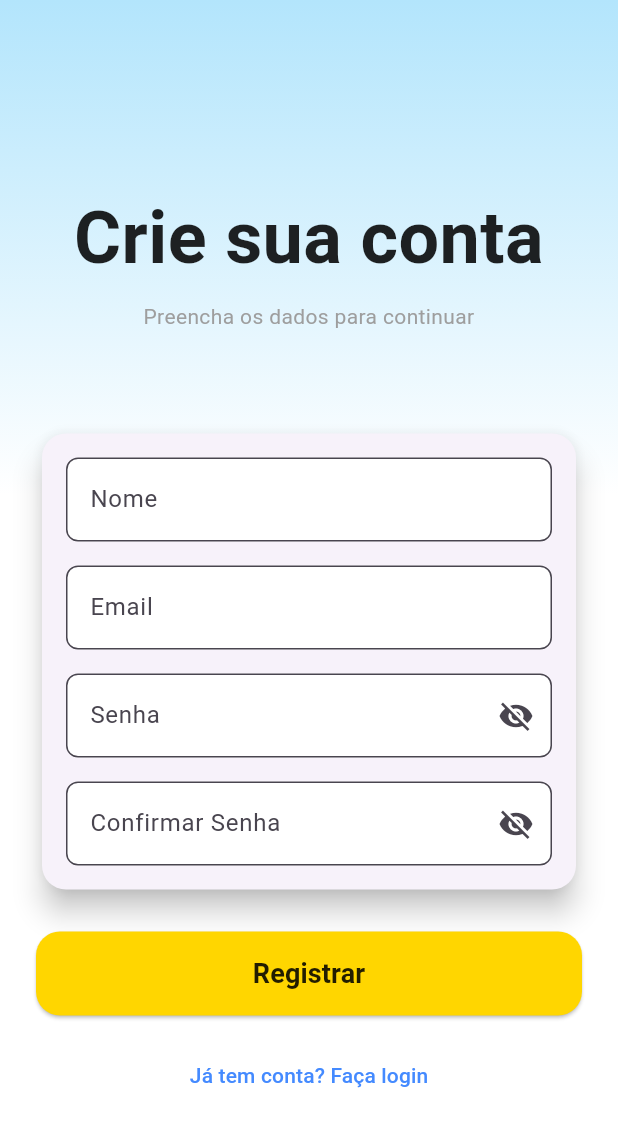
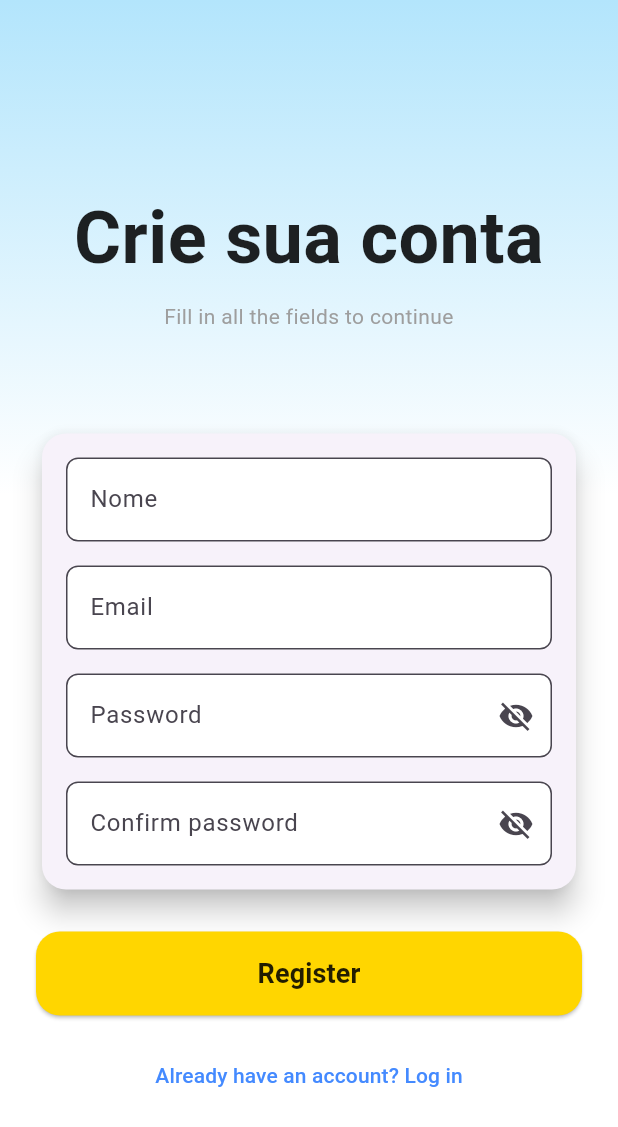
Before and after one commit to natycristina/AA2_mobile, a Flutter app: the RegisterScreen screen opened by its route, on a phone screen of 412 x 824 dp. Shown: the top 1127 px of the screen. Run offline on Flutter 3.47's test engine with Material 3 defaults, Android fonts, the phone set to English and light mode, and no system bars; our stand-ins replace shared_preferences, sqflite, sqflite_common_ffi; accounts and stored records are empty.

Commit message:
internacionalização

```diff
--- a/lib/l10n/app_en.arb
+++ b/lib/l10n/app_en.arb
@@ -13,5 +13,11 @@
 
   "fillAllTheFields": "Please fill in all fields.",
   "login_success_message": "Login successful!",
-  "no_jobs_found": "No jobs found."
+  "no_jobs_found": "No jobs found.",
+  "register_create_account": "Create your account",
+  "fill_fields_to_continue": "Fill in all the fields to continue",
+  "name": "Name",
+  "confirm_password": "Confirm password",
+  "register": "Register",
+  "ja_tem_conta": "Already have an account? Log in"
 }
--- a/lib/l10n/app_localizations.dart
+++ b/lib/l10n/app_localizations.dart
@@ -175,6 +175,42 @@ abstract class AppLocalizations {
   /// In en, this message translates to:
   /// **'No jobs found.'**
   String get no_jobs_found;
+
+  /// No description provided for @register_create_account.
+  ///
+  /// In en, this message translates to:
+  /// **'Create your account'**
+  String get register_create_account;
+
+  /// No description provided for @fill_fields_to_continue.
+  ///
+  /// In en, this message translates to:
+  /// **'Fill in all the fields to continue'**
+  String get fill_fields_to_continue;
+
+  /// No description provided for @name.
+  ///
+  /// In en, this message translates to:
+  /// **'Name'**
+  String get name;
+
+  /// No description provided for @confirm_password.
+  ///
+  /// In en, this message translates to:
+  /// **'Confirm password'**
+  String get confirm_password;
+
+  /// No description provided for @register.
+  ///
+  /// In en, this message translates to:
+  /// **'Register'**
+  String get register;
+
+  /// No description provided for @ja_tem_conta.
+  ///
+  /// In en, this message translates to:
+  /// **'Already have an account? Log in'**
+  String get ja_tem_conta;
 }
 
 class _AppLocalizationsDelegate
--- a/lib/l10n/app_localizations_en.dart
+++ b/lib/l10n/app_localizations_en.dart
@@ -46,4 +46,22 @@ class AppLocalizationsEn extends AppLocalizations {
 
   @override
   String get no_jobs_found => 'No jobs found.';
+
+  @override
+  String get register_create_account => 'Create your account';
+
+  @override
+  String get fill_fields_to_continue => 'Fill in all the fields to continue';
+
+  @override
+  String get name => 'Name';
+
+  @override
+  String get confirm_password => 'Confirm password';
+
+  @override
+  String get register => 'Register';
+
+  @override
+  String get ja_tem_conta => 'Already have an account? Log in';
 }
--- a/lib/l10n/app_localizations_pt.dart
+++ b/lib/l10n/app_localizations_pt.dart
@@ -39,11 +39,29 @@ class AppLocalizationsPt extends AppLocalizations {
   String get profile_title => 'Perfil do Usuário';
 
   @override
-  String get fillAllTheFields => 'Por favor, fill in all fields.';
+  String get fillAllTheFields => 'Por favor, preencha todos os campos.';
 
   @override
   String get login_success_message => 'Login successful!';
 
   @override
-  String get no_jobs_found => 'No jobs found.';
+  String get no_jobs_found => 'Nenhuma vaga encontrada.';
+
+  @override
+  String get register_create_account => 'Crie sua conta';
+
+  @override
+  String get fill_fields_to_continue => 'Preencha os campos para continuar';
+
+  @override
+  String get name => 'Nome';
+
+  @override
+  String get confirm_password => 'Confirme a senha';
+
+  @override
+  String get register => 'Registrar';
+
+  @override
+  String get ja_tem_conta => 'Já tem uma conta? Faça login';
 }
--- a/lib/l10n/app_pt.arb
+++ b/lib/l10n/app_pt.arb
@@ -12,7 +12,13 @@
   "find_next_opportunity": "Encontre sua próxima oportunidade!",
   "search_positions": "Pesquisar vagas...",
   "no_jobs_found": "Nenhuma vaga encontrada para sua busca.",
-  "fillAllTheFields": "Por favor, fill in all fields.",
+  "fillAllTheFields": "Por favor, preencha todos os campos.",
   "login_success_message": "Login successful!",
-  "no_jobs_found": "No jobs found."
+  "no_jobs_found": "Nenhuma vaga encontrada.",
+  "register_create_account": "Crie sua conta",
+  "fill_fields_to_continue": "Preencha os campos para continuar",
+  "name": "Nome",
+  "confirm_password": "Confirme a senha",
+  "register": "Registrar",
+  "ja_tem_conta": "Já tem uma conta? Faça login"
 }
--- a/lib/screens/register_screen.dart
+++ b/lib/screens/register_screen.dart
@@ -1,4 +1,5 @@
 import 'package:flutter/material.dart';
+import 'package:flutter_projects/l10n/app_localizations.dart';
 import 'package:flutter_projects/viewmodels/register_viewmodel.dart';
 import 'package:provider/provider.dart';
 
@@ -37,6 +38,7 @@ class _RegisterScreenState extends State<RegisterScreen> {
   @override
   Widget build(BuildContext context) {
     final viewModel = context.watch<RegisterViewModel>();
+    final texts = AppLocalizations.of(context);
 
     WidgetsBinding.instance.addPostFrameCallback((_) {
       if (viewModel.registrationSuccess) {
@@ -74,8 +76,8 @@ class _RegisterScreenState extends State<RegisterScreen> {
                   textAlign: TextAlign.center,
                 ),
                 const SizedBox(height: 8),
-                const Text(
-                  'Preencha os dados para continuar',
+                Text(
+                  texts!.fill_fields_to_continue,
                   textAlign: TextAlign.center,
                   style: TextStyle(color: Colors.grey),
                 ),
@@ -95,7 +97,7 @@ class _RegisterScreenState extends State<RegisterScreen> {
                         ),
                         const SizedBox(height: 16),
                         _buildTextField(
-                          label: 'Email',
+                          label: texts!.email,
                           controller: _emailController,
                           keyboardType: TextInputType.emailAddress,
                           error: viewModel.errorMessage != null && _emailController.text.isEmpty,
@@ -103,7 +105,7 @@ class _RegisterScreenState extends State<RegisterScreen> {
                         ),
                         const SizedBox(height: 16),
                         _buildTextField(
-                          label: 'Senha',
+                          label: texts!.password,
                           controller: _passwordController,
                           obscureText: !_passwordVisible,
                           toggleVisibility: () => setState(() => _passwordVisible = !_passwordVisible),
@@ -112,7 +114,7 @@ class _RegisterScreenState extends State<RegisterScreen> {
                         ),
                         const SizedBox(height: 16),
                         _buildTextField(
-                          label: 'Confirmar Senha',
+                          label: texts!.confirm_password,
                           controller: _confirmPasswordController,
                           obscureText: !_confirmPasswordVisible,
                           toggleVisibility: () => setState(() => _confirmPasswordVisible = !_confirmPasswordVisible),
@@ -145,8 +147,8 @@ class _RegisterScreenState extends State<RegisterScreen> {
                   ),
                   child: viewModel.isLoading
                       ? const CircularProgressIndicator(color: Colors.black87)
-                      : const Text(
-                    'Registrar',
+                      : Text(
+                    texts.register,
                     style: TextStyle(
                       fontWeight: FontWeight.bold,
                       color: Colors.black87,
@@ -157,8 +159,8 @@ class _RegisterScreenState extends State<RegisterScreen> {
                 const SizedBox(height: 16),
                 TextButton(
                   onPressed: widget.onNavigateToLogin,
-                  child: const Text(
-                    'Já tem conta? Faça login',
+                  child: Text(
+                    texts.ja_tem_conta,
                     style: TextStyle(color: Colors.blueAccent),
                   ),
                 ),
@@ -186,7 +188,7 @@ class _RegisterScreenState extends State<RegisterScreen> {
       keyboardType: keyboardType,
       decoration: InputDecoration(
         labelText: label,
-        errorText: error ? 'Campo obrigatório' : null,
+        errorText: error ? "Campo obrigatório" : null,
         suffixIcon: toggleVisibility != null
             ? IconButton(
           icon: Icon(obscureText ? Icons.visibility_off : Icons.visibility),
--- a/lib/viewmodels/register_viewmodel.dart
+++ b/lib/viewmodels/register_viewmodel.dart
@@ -1,4 +1,5 @@
 import 'package:flutter/material.dart';
+import 'package:flutter_projects/l10n/app_localizations_pt.dart';
 import 'package:flutter_projects/repositories/user_repository.dart';
 
 class RegisterViewModel extends ChangeNotifier {
@@ -55,7 +56,7 @@ class RegisterViewModel extends ChangeNotifier {
     notifyListeners();
 
     if (_nome.isEmpty || _email.isEmpty || _password.isEmpty || _confirmPassword.isEmpty) {
-      _errorMessage = "Preencha todos os campos.";
+      _errorMessage = "Preencha todos os campos";
       _isLoading = false;
       notifyListeners();
       return;
```
Also changed, not shown: 1 other file.
